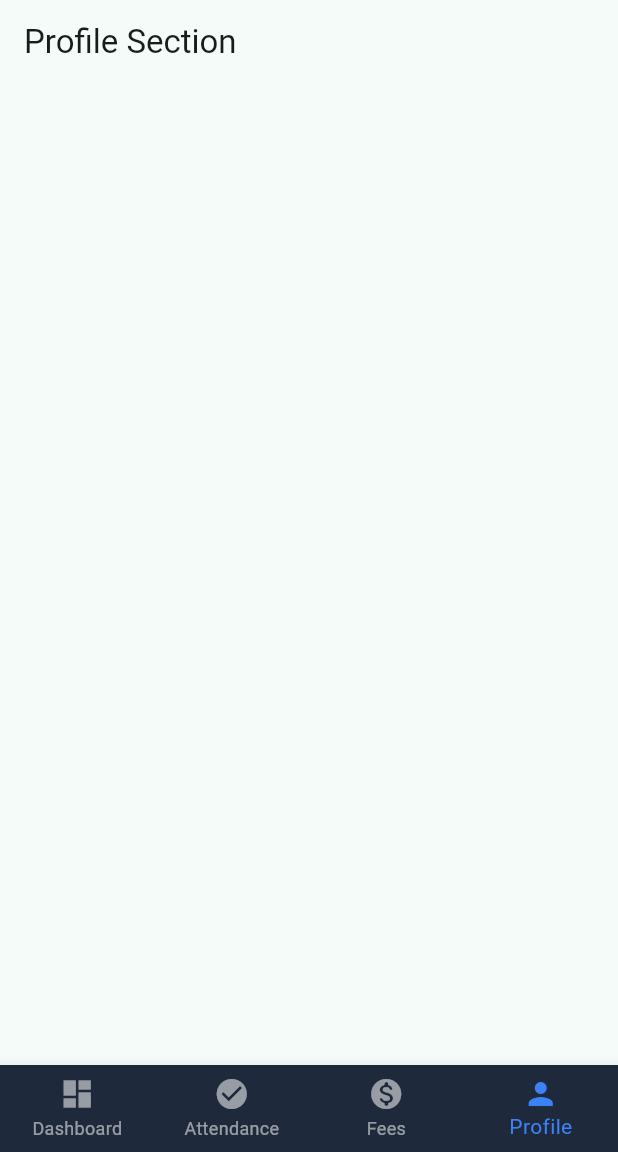
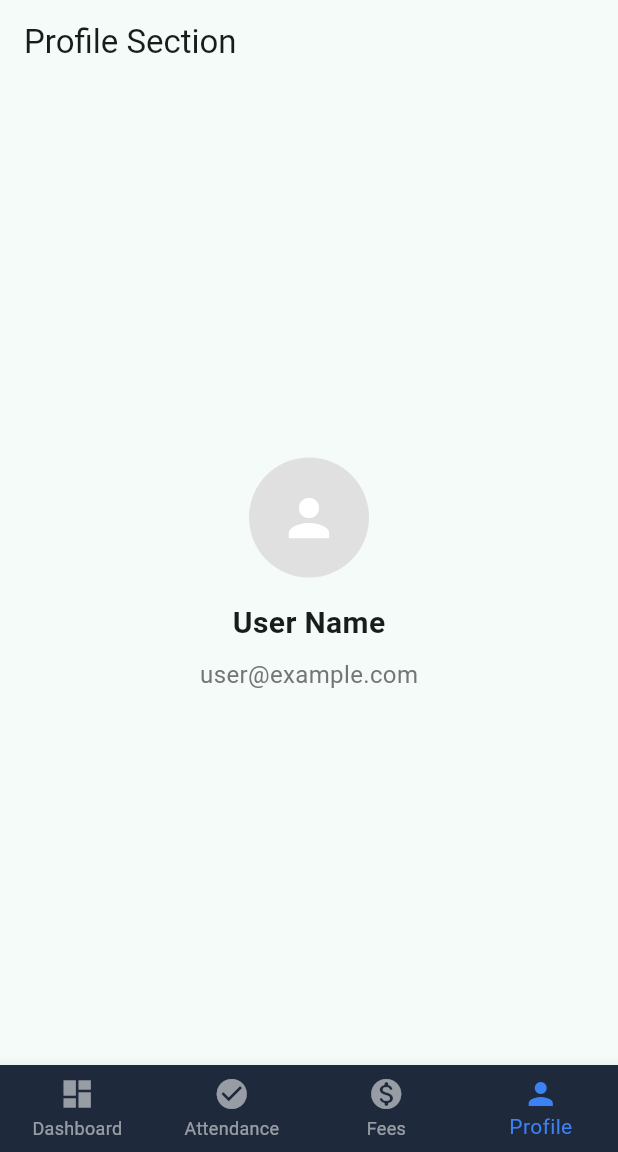
Before and after one commit to Nirvishpatel47/Stidfy, a Flutter app: the screen it shows once a user with an empty profile is signed in, item 4 of the bottom bar chosen, on a phone screen of 412 x 824 dp, the part 84-1236 px from its top. Run offline on Flutter 3.47's test engine with Material 3 defaults, Android fonts, the phone set to English and light mode, and no system bars; our stand-ins replace cloud_firestore, firebase_auth, firebase_core; accounts and stored records are empty.

Commit message:
Update main.dart

```diff
--- a/lib/main.dart
+++ b/lib/main.dart
@@ -1204,18 +1204,39 @@ class profile extends StatefulWidget {
   const profile({super.key});
 
   @override
-  State<profile> createState() => _profileState();
+  State<profile> createState() => _profile();
 }
 
 //UI
-class _profileState extends State<profile> {
+class _profile extends State<profile> {
   @override
   Widget build(BuildContext context) {
     return Scaffold(
       appBar: AppBar(
         title: Text("Profile Section"),
       ),
-
+      body: Center(
+        child: Column(
+          mainAxisAlignment: MainAxisAlignment.center,
+          children: [
+            CircleAvatar(
+              radius: 40,
+              backgroundColor: Colors.grey[300],
+              child: Icon(Icons.person, size: 40, color: Colors.white),
+            ),
+            SizedBox(height: 16),
+            Text(
+              "User Name",
+              style: TextStyle(fontSize: 20, fontWeight: FontWeight.bold),
+            ),
+            SizedBox(height: 8),
+            Text(
+              "user@example.com",
+              style: TextStyle(fontSize: 16, color: Colors.grey[600]),
+            ),
+          ],
+        ),
+      ),
     );
   }
 }
```
